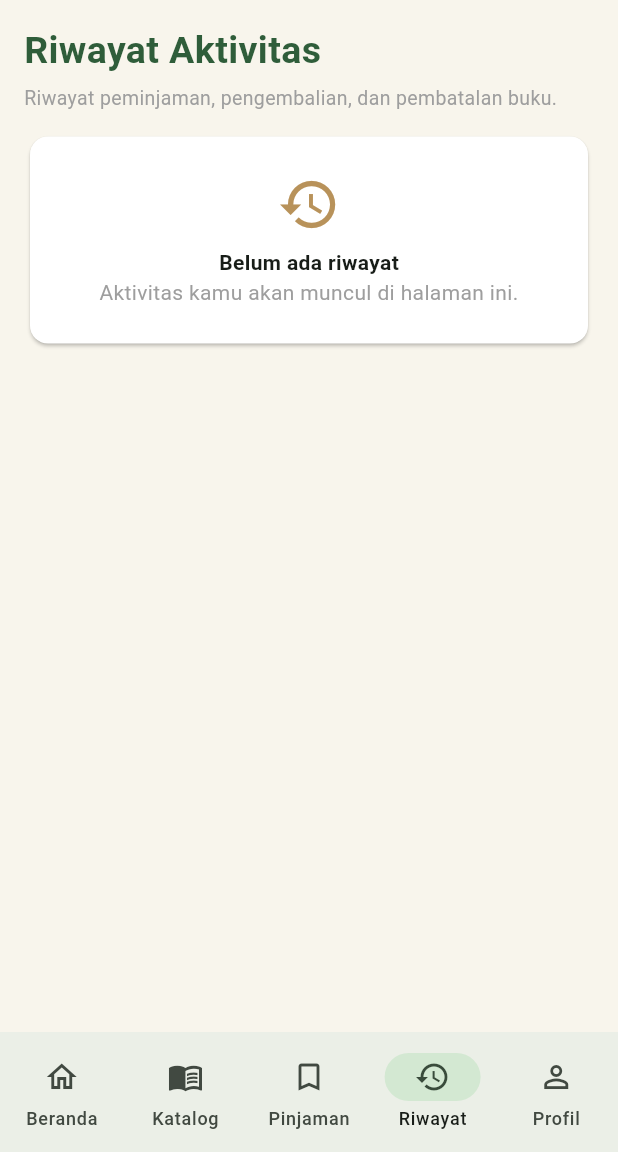
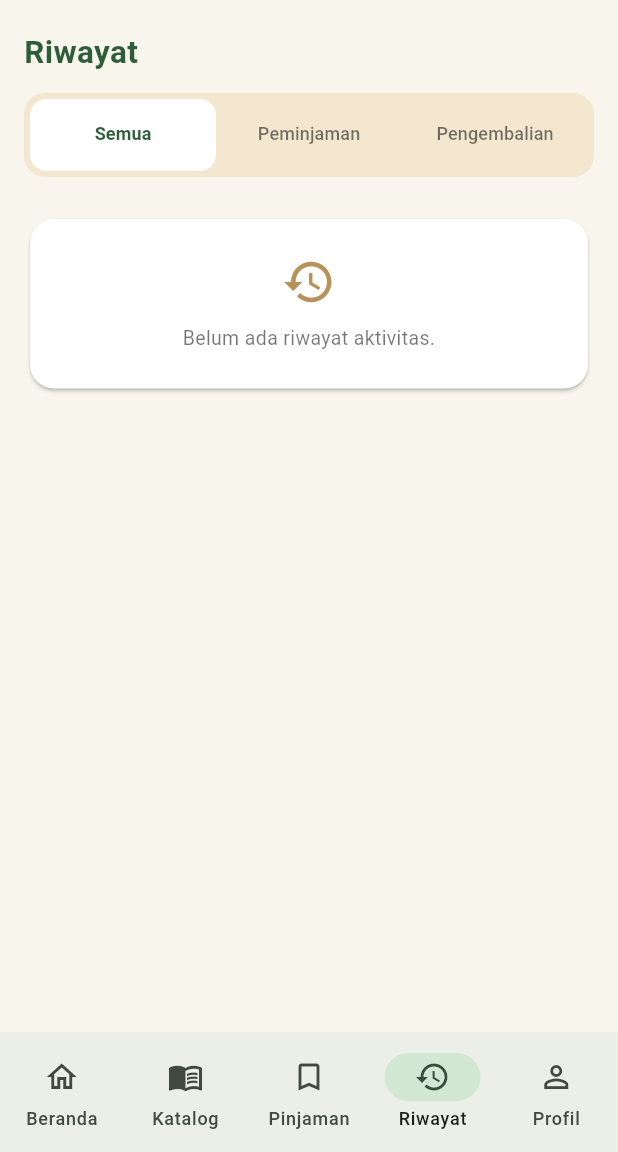
Before and after one commit to rimjettt/Projek-Pemrograman-Aplikasi-Bergerak, a Flutter app: the LibraryHome screen opened directly with empty values, item 4 of the bottom bar chosen, on a phone screen of 412 x 824 dp, the part 84-1236 px from its top. Run offline on Flutter 3.47's test engine with Material 3 defaults, Android fonts, the phone set to English and light mode, and no system bars; our stand-ins replace shared_preferences; accounts and stored records are empty; network calls fail.

Commit message:
Add Riwayat feature

```diff
--- a/lib/features/history/history_page.dart
+++ b/lib/features/history/history_page.dart
@@ -3,6 +3,8 @@ import 'package:flutter/material.dart';
 import '../../core/app_colors.dart';
 import '../../models/loan_history.dart';
 
+/// Menu Riwayat tetap satu di bottom navigation.
+/// Di dalamnya terdapat filter: Semua, Peminjaman, dan Pengembalian.
 class HistoryPage extends StatelessWidget {
   final List<LoanHistory> histories;
 
@@ -11,68 +13,183 @@ class HistoryPage extends StatelessWidget {
     required this.histories,
   });
 
+  bool _isReturnActivity(LoanHistory history) {
+    return history.activity.toLowerCase().contains('pengembalian');
+  }
+
   @override
   Widget build(BuildContext context) {
-    return ListView(
-      padding: const EdgeInsets.all(16),
+    // Data dari LibraryHome sudah diurutkan terbaru lebih dulu.
+    final borrowing = histories
+        .where((history) => !_isReturnActivity(history))
+        .toList();
+    final returning = histories
+        .where(_isReturnActivity)
+        .toList();
+
+    return DefaultTabController(
+      length: 3,
+      child: Column(
+        crossAxisAlignment: CrossAxisAlignment.start,
         children: [
-        const Text(
-          'Riwayat Aktivitas',
+          const Padding(
+            padding: EdgeInsets.fromLTRB(16, 20, 16, 12),
+            child: Text(
+              'Riwayat',
               style: TextStyle(
-            fontSize: 25,
+                fontSize: 21,
                 fontWeight: FontWeight.bold,
                 color: navy,
               ),
             ),
-        const SizedBox(height: 4),
-        const Text(
-          'Riwayat peminjaman, pengembalian, dan pembatalan buku.',
-          style: TextStyle(
-            color: Colors.grey,
-            fontSize: 13,
+          ),
+          Padding(
+            padding: const EdgeInsets.symmetric(horizontal: 16),
+            child: Container(
+              padding: const EdgeInsets.all(4),
+              decoration: BoxDecoration(
+                color: pale,
+                borderRadius: BorderRadius.circular(14),
+              ),
+              child: TabBar(
+                isScrollable: false,
+                labelColor: navy,
+                unselectedLabelColor: Colors.black54,
+                labelStyle: const TextStyle(
+                  fontSize: 12,
+                  fontWeight: FontWeight.w600,
+                ),
+                unselectedLabelStyle: const TextStyle(fontSize: 12),
+                indicatorSize: TabBarIndicatorSize.tab,
+                dividerColor: Colors.transparent,
+                indicator: BoxDecoration(
+                  color: Colors.white,
+                  borderRadius: BorderRadius.circular(11),
+                ),
+                labelPadding: EdgeInsets.zero,
+                tabs: const [
+                  Tab(text: 'Semua'),
+                  Tab(text: 'Peminjaman'),
+                  Tab(text: 'Pengembalian'),
+                ],
               ),
             ),
-        const SizedBox(height: 12),
-        if (histories.isEmpty)
+          ),
+          const SizedBox(height: 8),
+          Expanded(
+            child: TabBarView(
+              children: [
+                _HistoryList(
+                  histories: histories,
+                  emptyMessage: 'Belum ada riwayat aktivitas.',
+                ),
+                _HistoryList(
+                  histories: borrowing,
+                  emptyMessage: 'Belum ada riwayat peminjaman.',
+                ),
+                _HistoryList(
+                  histories: returning,
+                  emptyMessage: 'Belum ada riwayat pengembalian.',
+                ),
+              ],
+            ),
+          ),
+        ],
+      ),
+    );
+  }
+}
+
+class _HistoryList extends StatelessWidget {
+  final List<LoanHistory> histories;
+  final String emptyMessage;
+
+  const _HistoryList({
+    required this.histories,
+    required this.emptyMessage,
+  });
+
+  @override
+  Widget build(BuildContext context) {
+    if (histories.isEmpty) {
+      return ListView(
+        padding: const EdgeInsets.all(16),
+        children: [
           Card(
             color: Colors.white,
+            shape: RoundedRectangleBorder(
+              borderRadius: BorderRadius.circular(16),
+            ),
             child: Padding(
               padding: const EdgeInsets.all(24),
               child: Column(
-                children: const [
-                  Icon(Icons.history, color: accent, size: 42),
-                  SizedBox(height: 8),
+                children: [
+                  const Icon(Icons.history, color: accent, size: 36),
+                  const SizedBox(height: 10),
                   Text(
-                    'Belum ada riwayat',
-                    style: TextStyle(fontWeight: FontWeight.bold),
+                    emptyMessage,
+                    textAlign: TextAlign.center,
+                    style: const TextStyle(
+                      fontSize: 13,
+                      color: Colors.black54,
                     ),
-                  Text(
-                    'Aktivitas kamu akan muncul di halaman ini.',
-                    textAlign: TextAlign.center,
-                    style: TextStyle(color: Colors.grey),
                   ),
                 ],
               ),
             ),
           ),
-        ...histories.map((history) {
-          final IconData activityIcon;
-          if (history.activity == 'Pengajuan Pengembalian') {
-            activityIcon = Icons.assignment_return;
-          } else if (history.activity == 'Pembatalan Peminjaman') {
-            activityIcon = Icons.cancel_outlined;
+        ],
+      );
+    }
+
+    return ListView.separated(
+      padding: const EdgeInsets.fromLTRB(16, 8, 16, 24),
+      itemCount: histories.length,
+      separatorBuilder: (_, __) => const SizedBox(height: 8),
+      itemBuilder: (context, index) {
+        final history = histories[index];
+        final isReturn =
+        history.activity.toLowerCase().contains('pengembalian');
+        final isCanceled =
+        history.activity.toLowerCase().contains('pembatalan');
+        final icon = isReturn
+            ? Icons.assignment_return_outlined
+            : isCanceled
+            ? Icons.cancel_outlined
+            : Icons.menu_book_outlined;
+
+        final status = history.status.toLowerCase();
+        final Color statusColor;
+        if (status.contains('ditolak') || status.contains('dibatalkan')) {
+          statusColor = Colors.red.shade700;
+        } else if (status.contains('selesai') ||
+            status.contains('disetujui') ||
+            status.contains('dikembalikan')) {
+          statusColor = navy;
         } else {
-            activityIcon = Icons.menu_book;
+          statusColor = accent;
         }
 
         return Card(
+          margin: EdgeInsets.zero,
           color: Colors.white,
+          shape: RoundedRectangleBorder(
+            borderRadius: BorderRadius.circular(16),
+          ),
           child: Padding(
-              padding: const EdgeInsets.all(16),
+            padding: const EdgeInsets.all(14),
             child: Row(
-                crossAxisAlignment: CrossAxisAlignment.center,
+              crossAxisAlignment: CrossAxisAlignment.start,
               children: [
-                  Icon(activityIcon, color: accent, size: 30),
+                Container(
+                  width: 42,
+                  height: 42,
+                  decoration: BoxDecoration(
+                    color: pale,
+                    borderRadius: BorderRadius.circular(12),
+                  ),
+                  child: Icon(icon, color: navy, size: 23),
+                ),
                 const SizedBox(width: 12),
                 Expanded(
                   child: Column(
@@ -81,29 +198,34 @@ class HistoryPage extends StatelessWidget {
                       Text(
                         history.book.title,
                         style: const TextStyle(
+                          fontSize: 14,
                           fontWeight: FontWeight.bold,
                           color: navy,
                         ),
                       ),
+                      const SizedBox(height: 4),
                       Text(
                         history.activity,
                         style: const TextStyle(
+                          fontSize: 12,
                           color: accent,
-                            fontSize: 13,
                         ),
                       ),
+                      const SizedBox(height: 3),
                       Text(
                         'Status: ${history.status}',
-                          style: const TextStyle(
-                            color: Colors.black87,
+                        style: TextStyle(
                           fontSize: 12,
+                          fontWeight: FontWeight.w500,
+                          color: statusColor,
                         ),
                       ),
+                      const SizedBox(height: 3),
                       Text(
                         history.date,
                         style: const TextStyle(
+                          fontSize: 11,
                           color: Colors.grey,
-                            fontSize: 12,
                         ),
                       ),
                     ],
@@ -113,8 +235,7 @@ class HistoryPage extends StatelessWidget {
             ),
           ),
         );
-        }),
-      ],
+      },
     );
   }
 }
```
Lines whose indentation alone changed are shown as unchanged.
